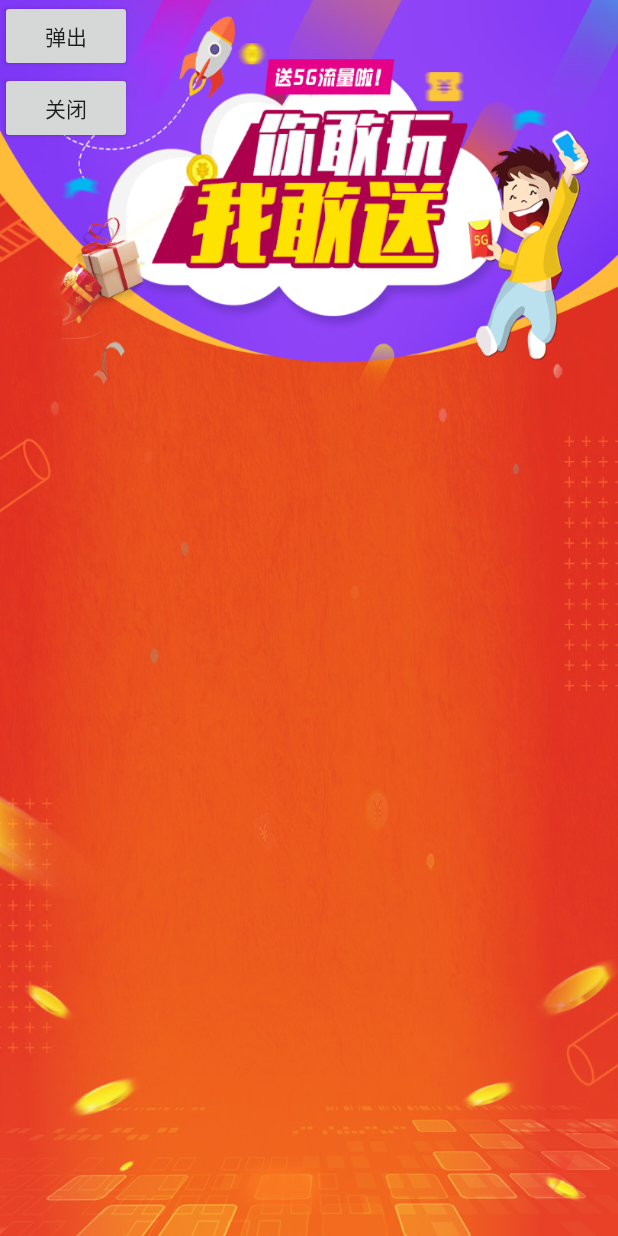
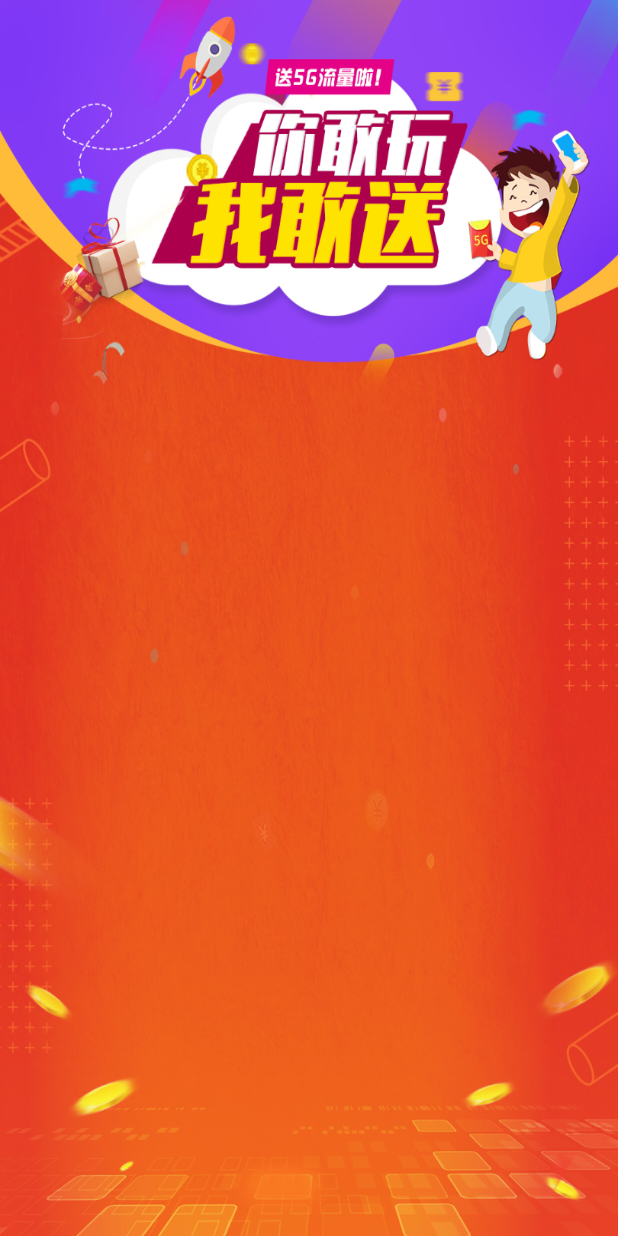
Before and after one commit to hewenxuan/Customkeyboard, an Android app: the layout activity_main.xml on its own in the app's theme, with its tools: preview values and no code run, on a phone screen of 412 x 824 dp. Run offline under Robolectric (Android 15) with nearby library versions, the light colour scheme and no system bars.

```diff
--- a/app/src/main/AndroidManifest.xml
+++ b/app/src/main/AndroidManifest.xml
@@ -10,7 +10,7 @@
         android:supportsRtl="true"
         android:theme="@style/AppTheme">
         <activity android:name=".MainActivity"
-            >
+            android:screenOrientation="landscape">
             <intent-filter>
                 <action android:name="android.intent.action.MAIN" />
 
--- a/app/src/main/res/layout/activity_main.xml
+++ b/app/src/main/res/layout/activity_main.xml
@@ -6,55 +6,4 @@
     android:background="@mipmap/bg_actives_rule"
     android:orientation="vertical">
 
-    <com.example.mycustomkeyboard.KeyBoardEditText
-        android:id="@+id/edText1"
-        android:layout_width="match_parent"
-        android:layout_height="wrap_content"
-        android:layout_marginTop="30dp"
-        android:layout_marginBottom="10dp"
-        android:textSize="25sp"
-        android:textColor="#ffffff"
-        android:visibility="gone"
-        android:background="@android:color/black"/>
-    <com.example.mycustomkeyboard.KeyBoardEditText
-        android:id="@+id/edText2"
-        android:layout_width="match_parent"
-        android:layout_height="wrap_content"
-        android:textSize="25sp"
-        android:textColor="#ffffff"
-        android:layout_marginBottom="10dp"
-        android:visibility="gone"
-        android:background="@android:color/black"/>
-    <com.example.mycustomkeyboard.KeyBoardEditText
-        android:id="@+id/edText3"
-        android:layout_width="match_parent"
-        android:layout_height="wrap_content"
-        android:textSize="25sp"
-        android:layout_marginBottom="10dp"
-        android:visibility="gone"
-        android:textColor="#ffffff"
-        android:background="@android:color/black"/>
-    <com.example.mycustomkeyboard.KeyBoardEditText
-        android:id="@+id/edText4"
-        android:layout_width="match_parent"
-        android:layout_height="wrap_content"
-        android:visibility="gone"
-        android:textSize="25sp"
-        android:textColor="#ffffff"
-        android:background="@android:color/black"/>
-
-    <Button
-        android:layout_width="wrap_content"
-        android:id="@+id/bt_soft"
-        android:text="弹出"
-        android:layout_centerHorizontal="true"
-        android:visibility="visible"
-        android:layout_height="wrap_content"></Button>
-    <Button
-        android:layout_width="wrap_content"
-        android:id="@+id/bt_soft1"
-        android:text="关闭"
-        android:visibility="visible"
-        android:layout_centerHorizontal="true"
-        android:layout_height="wrap_content"></Button>
 </LinearLayout>
--- a/mykeyboard/src/main/res/layout/content_keyboard_bt.xml
+++ b/mykeyboard/src/main/res/layout/content_keyboard_bt.xml
@@ -38,7 +38,7 @@
             <TextView
                 android:id="@+id/tv_tip"
                 android:layout_width="match_parent"
-                android:layout_height="wrap_content"
+                android:layout_height="match_parent"
                 android:gravity="center_horizontal"
                 android:padding="5dp"
                 android:text="按下拖动"
```
Also changed, not shown: app/src/main/java/com/customkeyboard/hl/MainActivity.java (+82 -80 lines), mykeyboard/src/main/java/com/mykeyboard/KeyBoardUtils.java (+135 -39 lines).
